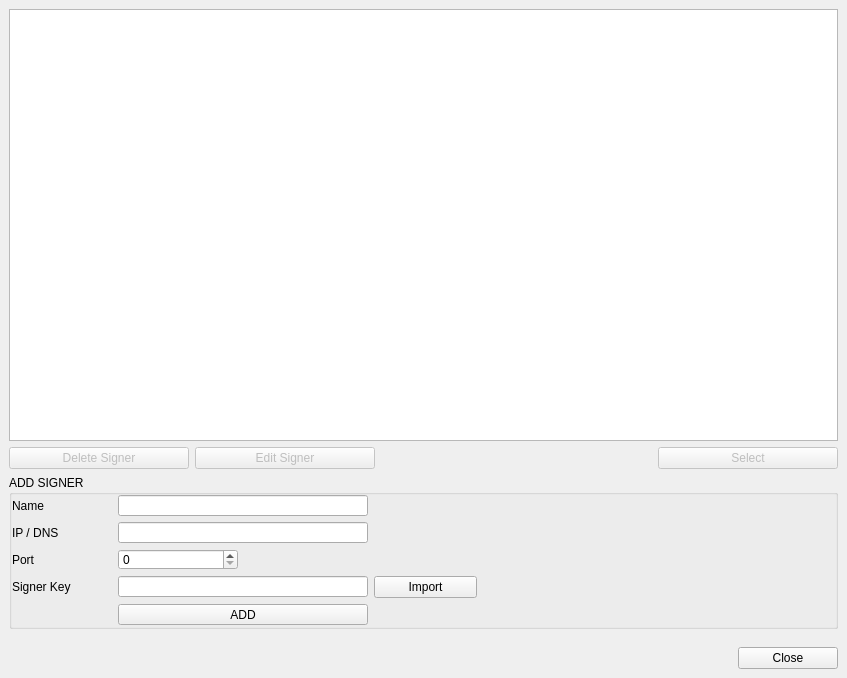
Qt form BlockSettleUILib/Settings/SignersManageWidget.ui (BlockSettle/terminal) before a commit.
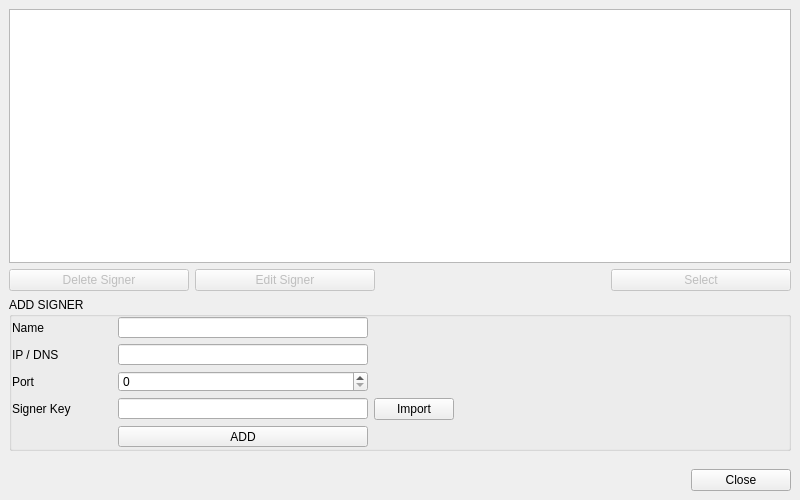
The same form after that commit. Icons and pictures are not drawn.

```diff
--- a/BlockSettleUILib/Settings/SignersManageWidget.ui
+++ b/BlockSettleUILib/Settings/SignersManageWidget.ui
@@ -6,8 +6,8 @@
    <rect>
     <x>0</x>
     <y>0</y>
-    <width>847</width>
-    <height>678</height>
+    <width>800</width>
+    <height>500</height>
    </rect>
   </property>
   <property name="sizeHint" stdset="0">
@@ -96,6 +96,9 @@
         <property name="textElideMode">
          <enum>Qt::ElideNone</enum>
         </property>
+        <property name="showGrid">
+         <bool>false</bool>
+        </property>
         <property name="cornerButtonEnabled">
          <bool>false</bool>
         </property>
@@ -170,7 +173,7 @@
            </property>
            <property name="maximumSize">
             <size>
-             <width>120</width>
+             <width>250</width>
              <height>21</height>
             </size>
            </property>
```
